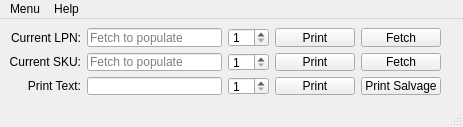
The window that mainwindow.ui (LMBernardo/LabelManager) describes before a commit, drawn with Qt 5.
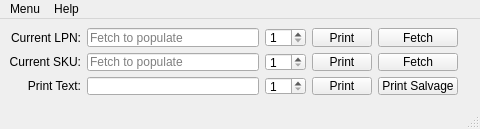
The same window after the commit. Icons and pictures are not drawn.

What changed in the file:
```diff
--- a/mainwindow.ui
+++ b/mainwindow.ui
@@ -6,8 +6,8 @@
    <rect>
     <x>0</x>
     <y>0</y>
-    <width>463</width>
-    <height>127</height>
+    <width>480</width>
+    <height>129</height>
    </rect>
   </property>
   <property name="sizePolicy">
@@ -26,6 +26,12 @@
      <verstretch>0</verstretch>
     </sizepolicy>
    </property>
+   <property name="minimumSize">
+    <size>
+     <width>480</width>
+     <height>0</height>
+    </size>
+   </property>
    <property name="maximumSize">
     <size>
      <width>463</width>
@@ -45,6 +51,18 @@
     </item>
     <item row="0" column="1">
      <widget class="QLineEdit" name="lpnLineEdit">
+      <property name="sizePolicy">
+       <sizepolicy hsizetype="MinimumExpanding" vsizetype="Fixed">
+        <horstretch>0</horstretch>
+        <verstretch>0</verstretch>
+       </sizepolicy>
+      </property>
+      <property name="minimumSize">
+       <size>
+        <width>115</width>
+        <height>0</height>
+       </size>
+      </property>
       <property name="readOnly">
        <bool>true</bool>
       </property>
@@ -65,6 +83,12 @@
     </item>
     <item row="0" column="3">
      <widget class="QPushButton" name="printLPNButton">
+      <property name="maximumSize">
+       <size>
+        <width>60</width>
+        <height>16777215</height>
+       </size>
+      </property>
       <property name="text">
        <string>Print</string>
       </property>
@@ -114,6 +138,18 @@
     </item>
     <item row="1" column="1">
      <widget class="QLineEdit" name="skuLineEdit">
+      <property name="sizePolicy">
+       <sizepolicy hsizetype="MinimumExpanding" vsizetype="Fixed">
+        <horstretch>0</horstretch>
+        <verstretch>0</verstretch>
+       </sizepolicy>
+      </property>
+      <property name="minimumSize">
+       <size>
+        <width>115</width>
+        <height>0</height>
+       </size>
+      </property>
       <property name="placeholderText">
        <string>Fetch to populate</string>
       </property>
@@ -131,6 +167,12 @@
     </item>
     <item row="1" column="3">
      <widget class="QPushButton" name="printSKUButton">
+      <property name="maximumSize">
+       <size>
+        <width>60</width>
+        <height>16777215</height>
+       </size>
+      </property>
       <property name="text">
        <string>Print</string>
       </property>
@@ -177,6 +219,12 @@
     </item>
     <item row="2" column="1">
      <widget class="QLineEdit" name="textLineEdit">
+      <property name="minimumSize">
+       <size>
+        <width>125</width>
+        <height>0</height>
+       </size>
+      </property>
       <property name="clearButtonEnabled">
        <bool>false</bool>
       </property>
@@ -194,6 +242,12 @@
     </item>
     <item row="2" column="3">
      <widget class="QPushButton" name="printTextButton">
+      <property name="maximumSize">
+       <size>
+        <width>60</width>
+        <height>16777215</height>
+       </size>
+      </property>
       <property name="text">
        <string>Print</string>
       </property>
@@ -201,6 +255,12 @@
     </item>
     <item row="2" column="4">
      <widget class="QPushButton" name="printSalvageButton">
+      <property name="sizePolicy">
+       <sizepolicy hsizetype="Minimum" vsizetype="Fixed">
+        <horstretch>0</horstretch>
+        <verstretch>0</verstretch>
+       </sizepolicy>
+      </property>
       <property name="text">
        <string>Print Salvage</string>
       </property>
@@ -213,8 +273,8 @@
     <rect>
      <x>0</x>
      <y>0</y>
-     <width>463</width>
-     <height>20</height>
+     <width>480</width>
+     <height>22</height>
     </rect>
    </property>
    <widget class="QMenu" name="menuMenu">
```
